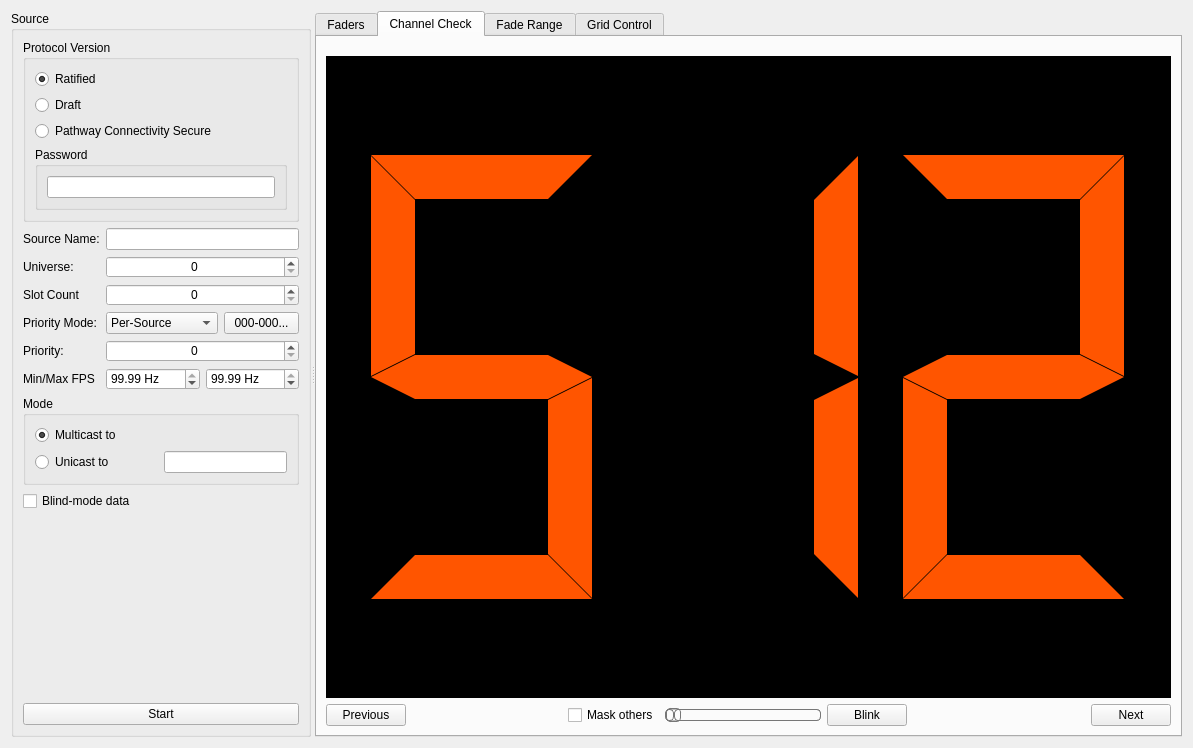
Before: the Qt Designer form ui/transmitwindow.ui in docsteer/sacnview, drawn with Qt 5.
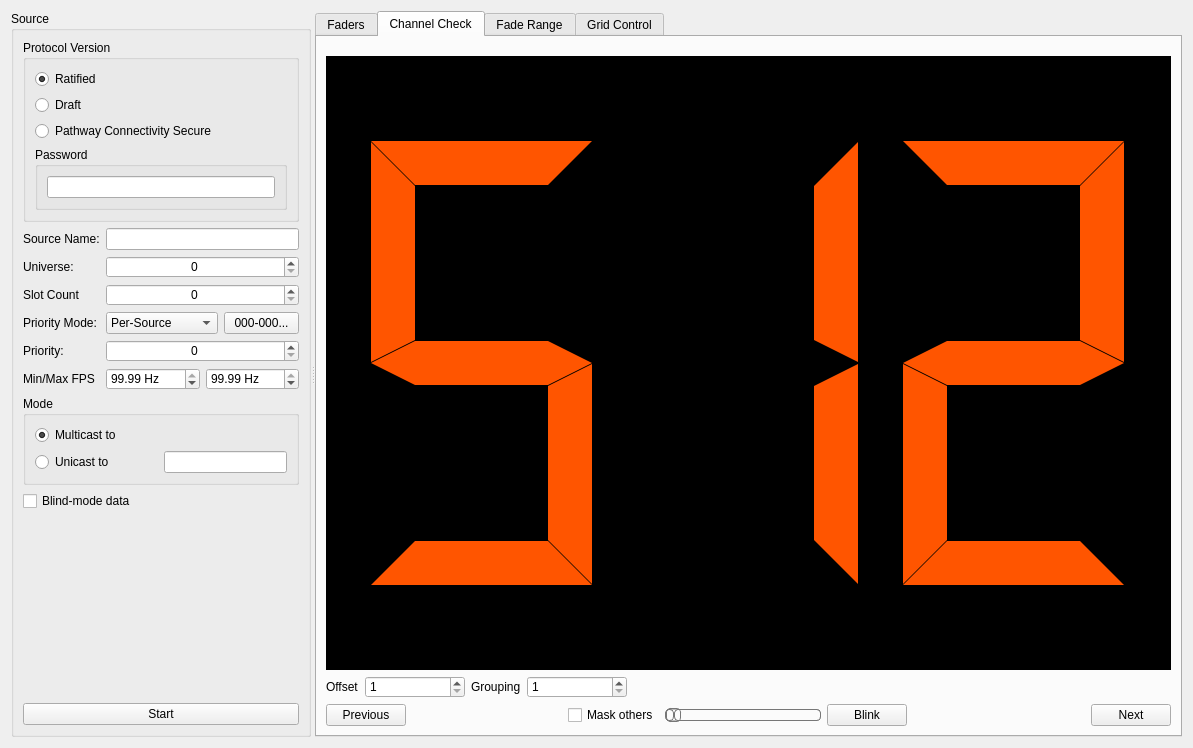
After: the same form once the commit is applied. The open tabs and pages were chosen to show the change. Icons and pictures are not drawn. Custom widgets are drawn as their Qt base class.

Commit message:
#339 : Add Grouping and Offset Options to Channel Check
Add spinboxes to select grouping and offset for channel check
TODO: Selection should possibly persist

The edit to the form file:
```diff
--- a/ui/transmitwindow.ui
+++ b/ui/transmitwindow.ui
@@ -1321,6 +1321,75 @@
           </property>
          </widget>
         </item>
+        <item>
+         <layout class="QHBoxLayout" name="horizontalLayout_10">
+          <item>
+           <widget class="QLabel" name="label_11">
+            <property name="text">
+             <string>Offset</string>
+            </property>
+           </widget>
+          </item>
+          <item>
+           <widget class="QSpinBox" name="sbOffset">
+            <property name="sizePolicy">
+             <sizepolicy hsizetype="Expanding" vsizetype="Fixed">
+              <horstretch>0</horstretch>
+              <verstretch>0</verstretch>
+             </sizepolicy>
+            </property>
+            <property name="maximumSize">
+             <size>
+              <width>100</width>
+              <height>16777215</height>
+             </size>
+            </property>
+            <property name="minimum">
+             <number>1</number>
+            </property>
+           </widget>
+          </item>
+          <item>
+           <widget class="QLabel" name="label_10">
+            <property name="text">
+             <string>Grouping</string>
+            </property>
+           </widget>
+          </item>
+          <item>
+           <widget class="QSpinBox" name="sbGrouping">
+            <property name="sizePolicy">
+             <sizepolicy hsizetype="Expanding" vsizetype="Fixed">
+              <horstretch>0</horstretch>
+              <verstretch>0</verstretch>
+             </sizepolicy>
+            </property>
+            <property name="maximumSize">
+             <size>
+              <width>100</width>
+              <height>16777215</height>
+             </size>
+            </property>
+            <property name="minimum">
+             <number>1</number>
+            </property>
+           </widget>
+          </item>
+          <item>
+           <spacer name="horizontalSpacer_3">
+            <property name="orientation">
+             <enum>Qt::Orientation::Horizontal</enum>
+            </property>
+            <property name="sizeHint" stdset="0">
+             <size>
+              <width>40</width>
+              <height>20</height>
+             </size>
+            </property>
+           </spacer>
+          </item>
+         </layout>
+        </item>
         <item>
          <layout class="QHBoxLayout" name="horizontalLayout_4">
           <item>
```
Left out of the diff: 246 changed lines with no effect on the pictures. The commit also changes 4 other files.
